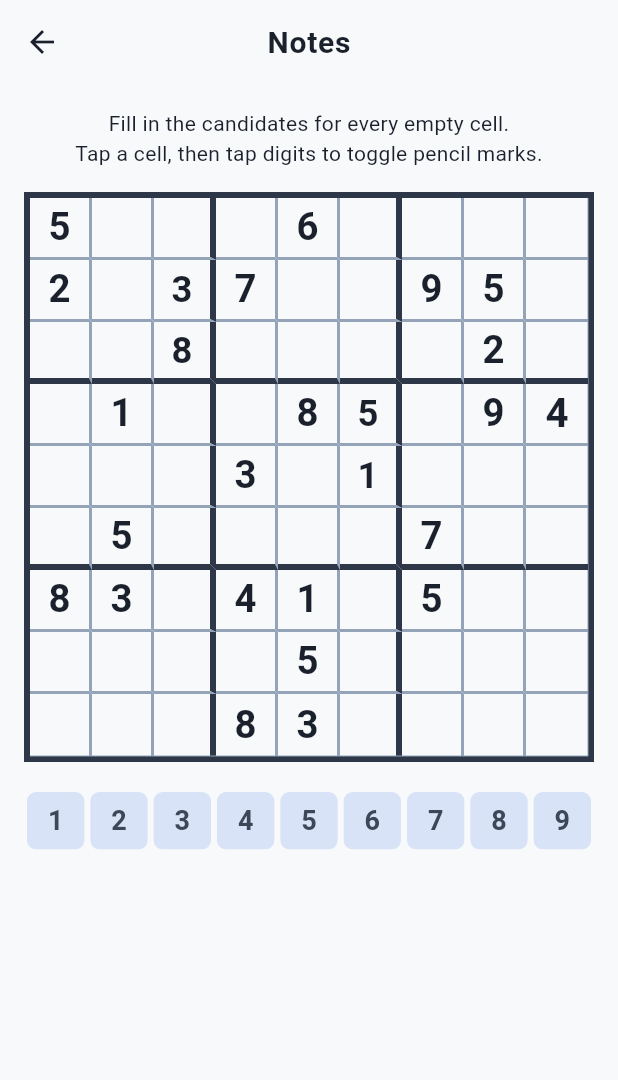
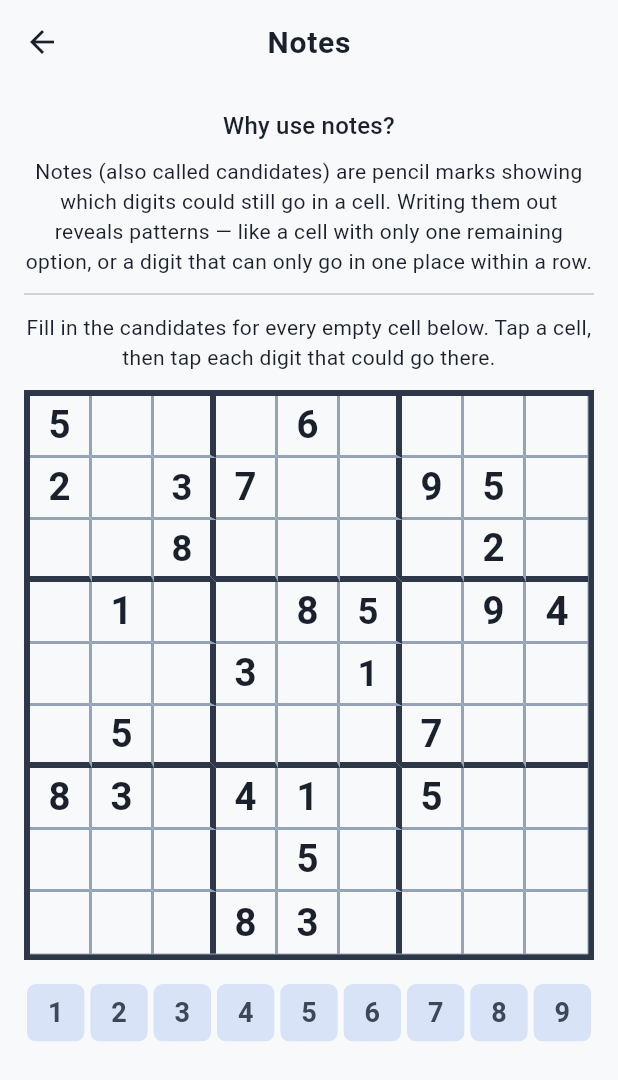
Before and after one commit to krisjand/enhanced_sudoku, a Flutter app: the NotesLessonScreen screen opened by its route, on a phone screen of 412 x 824 dp. Shown: the top 1080 px of the screen. Run offline on Flutter 3.47's test engine with Material 3 defaults, Android fonts, the phone set to English and light mode, and no system bars; our stand-ins replace drift, drift_flutter, flutter_riverpod, go_router; accounts and stored records are empty; generated files the repository leaves out were written again.

Commit message:
Fix notes context text and board stretching in tutorial lessons
- Notes lesson: add 'Why use notes?' heading and explanation paragraph
  before the practice board so learners understand the purpose before
  they start; wrap body in SingleChildScrollView for small screens
- Technique lesson: wrap SudokuGrid (and the Stack containing it) in
  Center so AspectRatio(1) inside the grid receives loose constraints
  and stays square; previously Expanded gave tight height+width
  constraints which broke the aspect ratio on taller screens

Co-Authored-By: Claude Sonnet 4.6 <noreply@anthropic.com>

```diff
--- a/frontend/lib/features/tutorial/screens/notes_lesson_screen.dart
+++ b/frontend/lib/features/tutorial/screens/notes_lesson_screen.dart
@@ -145,23 +145,40 @@ class _LessonBody extends StatelessWidget {
 
   @override
   Widget build(BuildContext context) {
-    return Padding(
+    final theme = Theme.of(context);
+    return SingleChildScrollView(
       padding: const EdgeInsets.all(16),
       child: Column(
         children: [
-          const Text(
-            'Fill in the candidates for every empty cell.\n'
-            'Tap a cell, then tap digits to toggle pencil marks.',
+          Text(
+            'Why use notes?',
+            style: theme.textTheme.titleMedium,
             textAlign: TextAlign.center,
           ),
-          const SizedBox(height: 16),
+          const SizedBox(height: 8),
+          Text(
+            'Notes (also called candidates) are pencil marks showing which '
+            'digits could still go in a cell. Writing them out reveals '
+            'patterns — like a cell with only one remaining option, or a '
+            'digit that can only go in one place within a row.',
+            textAlign: TextAlign.center,
+            style: theme.textTheme.bodyMedium,
+          ),
+          const Divider(height: 24),
+          Text(
+            'Fill in the candidates for every empty cell below. '
+            'Tap a cell, then tap each digit that could go there.',
+            textAlign: TextAlign.center,
+            style: theme.textTheme.bodyMedium,
+          ),
+          const SizedBox(height: 12),
           SudokuGrid(
             state: _state,
             selectedRow: selectedRow,
             selectedCol: selectedCol,
             onCellTap: onCellTap,
           ),
-          const SizedBox(height: 20),
+          const SizedBox(height: 16),
           _DigitRow(onDigitTap: onDigitTap),
         ],
       ),
--- a/frontend/lib/features/tutorial/screens/technique_lesson_screen.dart
+++ b/frontend/lib/features/tutorial/screens/technique_lesson_screen.dart
@@ -174,12 +174,14 @@ class _ObservePhase extends StatelessWidget {
         crossAxisAlignment: CrossAxisAlignment.stretch,
         children: [
           Expanded(
+            child: Center(
               child: Stack(
                 children: [
                   SudokuGrid(state: boardState),
                   if (!applied && explain.step != null)
                     TechniqueOverlay(step: explain.step!, onDismiss: () {}),
                 ],
+              ),
             ),
           ),
           const SizedBox(height: 16),
@@ -235,11 +237,13 @@ class _FindPhase extends StatelessWidget {
         crossAxisAlignment: CrossAxisAlignment.stretch,
         children: [
           Expanded(
+            child: Center(
               child: SudokuGrid(
                 state: boardState,
                 conflictRow: wrongRow,
                 conflictCol: wrongCol,
                 onCellTap: onCellTap,
+              ),
             ),
           ),
           const SizedBox(height: 16),
```
Lines whose indentation alone changed are shown as unchanged.
